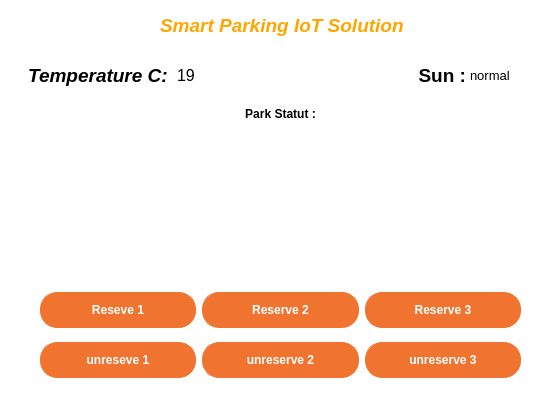
The window that vehicule_app/ui/parking.ui (zakariarhiba/Smart-Parking) describes before a commit, drawn with Qt 5.
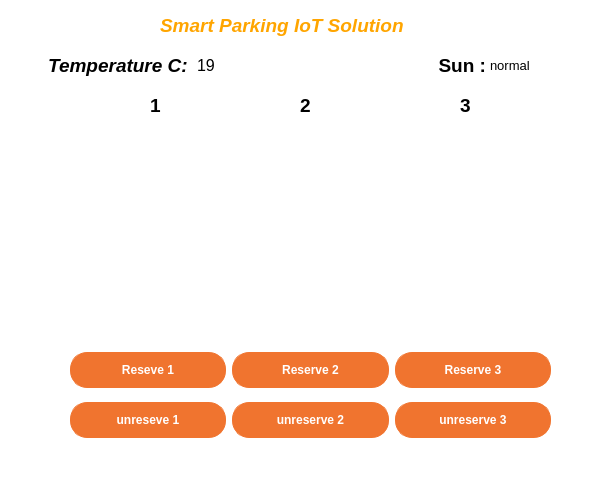
The same window after the commit. Icons and pictures are not drawn.

Commit message: update parking style

What changed in the file:
```diff
--- a/vehicule_app/ui/parking.ui
+++ b/vehicule_app/ui/parking.ui
@@ -6,8 +6,8 @@
    <rect>
     <x>0</x>
     <y>0</y>
-    <width>554</width>
-    <height>405</height>
+    <width>603</width>
+    <height>478</height>
    </rect>
   </property>
   <property name="windowTitle">
@@ -53,8 +53,8 @@
   <widget class="QWidget" name="horizontalLayoutWidget">
    <property name="geometry">
     <rect>
-     <x>40</x>
-     <y>140</y>
+     <x>70</x>
+     <y>130</y>
      <width>481</width>
      <height>211</height>
     </rect>
@@ -104,8 +104,8 @@
   <widget class="QWidget" name="horizontalLayoutWidget_2">
    <property name="geometry">
     <rect>
-     <x>40</x>
-     <y>290</y>
+     <x>70</x>
+     <y>350</y>
      <width>481</width>
      <height>41</height>
     </rect>
@@ -137,8 +137,8 @@
   <widget class="QWidget" name="horizontalLayoutWidget_3">
    <property name="geometry">
     <rect>
-     <x>40</x>
-     <y>340</y>
+     <x>70</x>
+     <y>400</y>
      <width>481</width>
      <height>41</height>
     </rect>
@@ -170,8 +170,8 @@
   <widget class="QWidget" name="horizontalLayoutWidget_4">
    <property name="geometry">
     <rect>
-     <x>10</x>
-     <y>60</y>
+     <x>30</x>
+     <y>50</y>
      <width>541</width>
      <height>31</height>
     </rect>
@@ -181,7 +181,7 @@
      <number>4</number>
     </property>
     <item>
-     <widget class="QLabel" name="label_5">
+     <widget class="QLabel" name="temp_c">
       <property name="text">
        <string>&lt;html&gt;&lt;head/&gt;&lt;body&gt;&lt;p align=&quot;right&quot;&gt;&lt;span style=&quot; font-size:14pt; font-weight:600; font-style:italic;&quot;&gt;Temperature C: &lt;/span&gt;&lt;/p&gt;&lt;/body&gt;&lt;/html&gt;</string>
       </property>
@@ -239,19 +239,6 @@
     </item>
    </layout>
   </widget>
-  <widget class="QLabel" name="label_9">
-   <property name="geometry">
-    <rect>
-     <x>200</x>
-     <y>100</y>
-     <width>161</width>
-     <height>29</height>
-    </rect>
-   </property>
-   <property name="text">
-    <string>&lt;html&gt;&lt;head/&gt;&lt;body&gt;&lt;p align=&quot;center&quot;&gt;&lt;span style=&quot; font-weight:600;&quot;&gt;Park Statut :&lt;/span&gt;&lt;/p&gt;&lt;/body&gt;&lt;/html&gt;</string>
-   </property>
-  </widget>
   <widget class="QLabel" name="title">
    <property name="geometry">
     <rect>
@@ -269,6 +256,45 @@
     <string>Smart Parking IoT Solution</string>
    </property>
   </widget>
+  <widget class="QLabel" name="label">
+   <property name="geometry">
+    <rect>
+     <x>130</x>
+     <y>90</y>
+     <width>51</width>
+     <height>31</height>
+    </rect>
+   </property>
+   <property name="text">
+    <string>&lt;html&gt;&lt;head/&gt;&lt;body&gt;&lt;p align=&quot;center&quot;&gt;&lt;span style=&quot; font-size:14pt; font-weight:600;&quot;&gt;1&lt;/span&gt;&lt;/p&gt;&lt;/body&gt;&lt;/html&gt;</string>
+   </property>
+  </widget>
+  <widget class="QLabel" name="label_4">
+   <property name="geometry">
+    <rect>
+     <x>440</x>
+     <y>90</y>
+     <width>51</width>
+     <height>31</height>
+    </rect>
+   </property>
+   <property name="text">
+    <string>&lt;html&gt;&lt;head/&gt;&lt;body&gt;&lt;p align=&quot;center&quot;&gt;&lt;span style=&quot; font-size:14pt; font-weight:600;&quot;&gt;3&lt;/span&gt;&lt;/p&gt;&lt;/body&gt;&lt;/html&gt;</string>
+   </property>
+  </widget>
+  <widget class="QLabel" name="label_5">
+   <property name="geometry">
+    <rect>
+     <x>280</x>
+     <y>90</y>
+     <width>51</width>
+     <height>31</height>
+    </rect>
+   </property>
+   <property name="text">
+    <string>&lt;html&gt;&lt;head/&gt;&lt;body&gt;&lt;p align=&quot;center&quot;&gt;&lt;span style=&quot; font-size:14pt; font-weight:600;&quot;&gt;2&lt;/span&gt;&lt;/p&gt;&lt;/body&gt;&lt;/html&gt;</string>
+   </property>
+  </widget>
  </widget>
  <resources/>
  <connections/>
```
Left out of the diff: 2 changed lines with no effect on the pictures. The commit also changes 8 other files.
